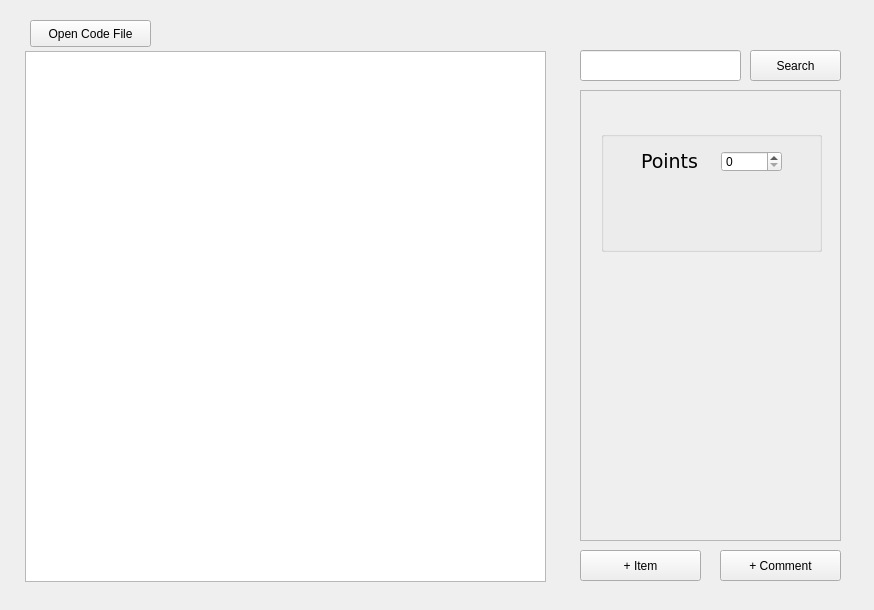
Qt form GradingProject/GradingProjectGUI/widget.ui (nax47/Grading-Assistance-App) before a commit.
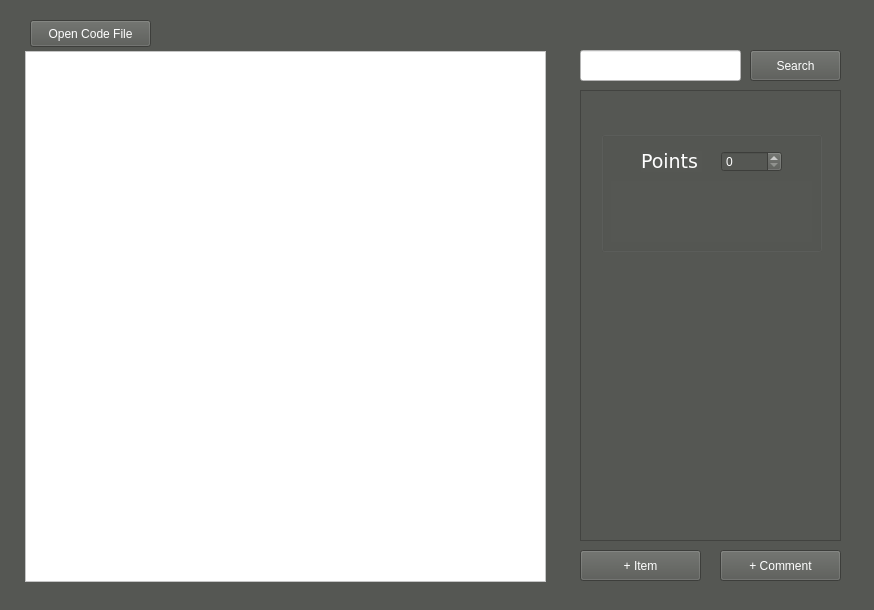
The same form after that commit.

Commit message: changed GUI color scheme

Patch:
```diff
--- a/GradingProject/GradingProjectGUI/widget.ui
+++ b/GradingProject/GradingProjectGUI/widget.ui
@@ -18,10 +18,13 @@
     <rect>
      <x>0</x>
      <y>0</y>
-     <width>871</width>
+     <width>881</width>
      <height>611</height>
     </rect>
    </property>
+   <property name="styleSheet">
+    <string notr="true">background-color: rgb(85, 87, 83);</string>
+   </property>
    <property name="currentIndex">
     <number>0</number>
    </property>
@@ -35,6 +38,9 @@
        <height>31</height>
       </rect>
      </property>
+     <property name="styleSheet">
+      <string notr="true">background-color: rgb(255, 255, 255);</string>
+     </property>
     </widget>
     <widget class="QPushButton" name="searchButton">
      <property name="geometry">
@@ -45,6 +51,9 @@
        <height>31</height>
       </rect>
      </property>
+     <property name="styleSheet">
+      <string notr="true">color: rgb(255, 255, 255);</string>
+     </property>
      <property name="text">
       <string>Search</string>
      </property>
@@ -58,6 +67,9 @@
        <height>31</height>
       </rect>
      </property>
+     <property name="styleSheet">
+      <string notr="true">color: rgb(255, 255, 255);</string>
+     </property>
      <property name="text">
       <string>+ Item</string>
      </property>
@@ -71,6 +83,9 @@
        <height>31</height>
       </rect>
      </property>
+     <property name="styleSheet">
+      <string notr="true">color: rgb(255, 255, 255);</string>
+     </property>
      <property name="text">
       <string>+ Comment</string>
      </property>
@@ -84,6 +99,9 @@
        <height>531</height>
       </rect>
      </property>
+     <property name="styleSheet">
+      <string notr="true">background-color: rgb(255, 255, 255);</string>
+     </property>
     </widget>
     <widget class="QPushButton" name="openCodeButton">
      <property name="geometry">
@@ -94,6 +112,9 @@
        <height>27</height>
       </rect>
      </property>
+     <property name="styleSheet">
+      <string notr="true">color: rgb(255, 255, 255);</string>
+     </property>
      <property name="text">
       <string>Open Code File</string>
      </property>
@@ -146,6 +167,9 @@
           <pointsize>14</pointsize>
          </font>
         </property>
+        <property name="styleSheet">
+         <string notr="true">color: rgb(255, 255, 255);</string>
+        </property>
         <property name="text">
          <string>Points</string>
         </property>
@@ -159,6 +183,9 @@
           <height>21</height>
          </rect>
         </property>
+        <property name="styleSheet">
+         <string notr="true">color: rgb(255, 255, 255);</string>
+        </property>
        </widget>
        <widget class="QLabel" name="comment1">
         <property name="geometry">
```
The commit also changes 1 other file.
